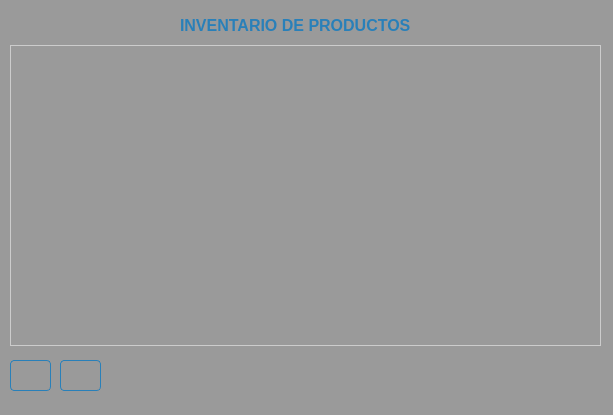
Before: the Qt Designer form Inventario de almacen/ui/FrmInventario.ui in CodeDrTech/DevelopPython, drawn with Qt 5.
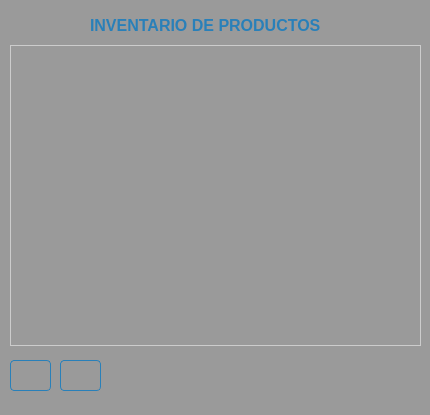
After: the same form once the commit is applied. Icons and pictures are not drawn.

The edit to the form file:
```diff
--- a/Inventario de almacen/ui/FrmInventario.ui
+++ b/Inventario de almacen/ui/FrmInventario.ui
@@ -9,7 +9,7 @@
    <rect>
     <x>0</x>
     <y>0</y>
-    <width>613</width>
+    <width>430</width>
     <height>415</height>
    </rect>
   </property>
@@ -28,7 +28,7 @@
      <rect>
       <x>10</x>
       <y>45</y>
-      <width>591</width>
+      <width>411</width>
       <height>301</height>
      </rect>
     </property>
@@ -83,15 +83,15 @@
    <widget class="QLabel" name="label_9">
     <property name="geometry">
      <rect>
-      <x>180</x>
+      <x>90</x>
       <y>15</y>
-      <width>251</width>
+      <width>241</width>
       <height>21</height>
      </rect>
     </property>
     <property name="font">
      <font>
-      <pointsize>1</pointsize>
+      <pointsize>-1</pointsize>
       <weight>75</weight>
       <bold>true</bold>
      </font>
```
